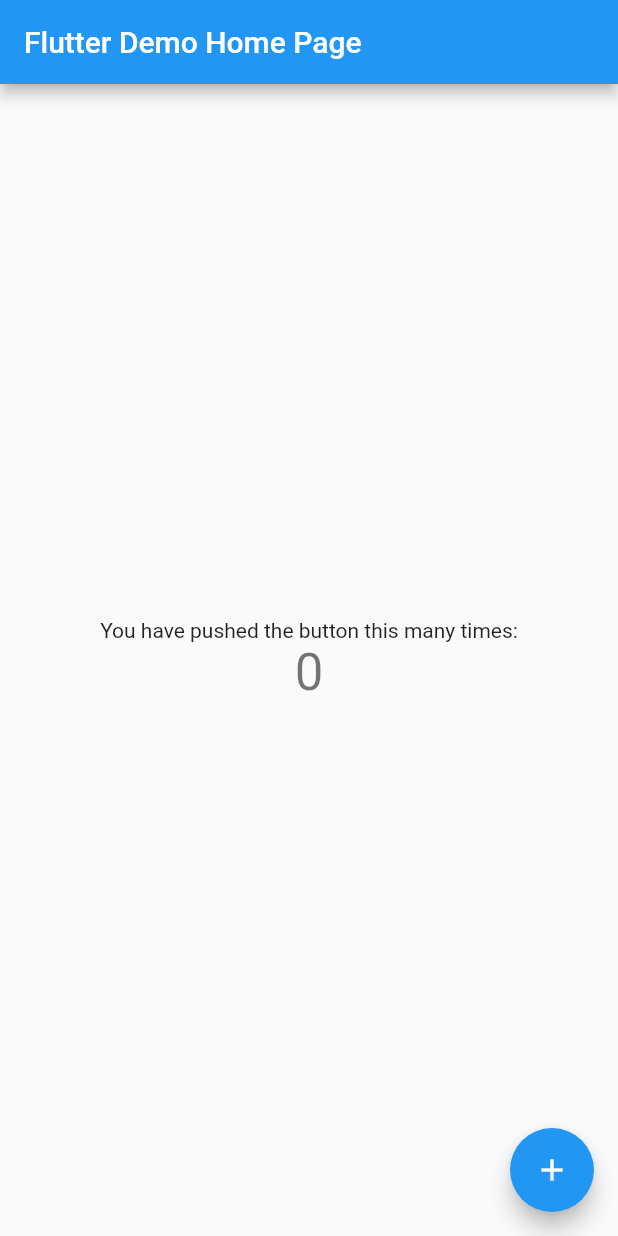
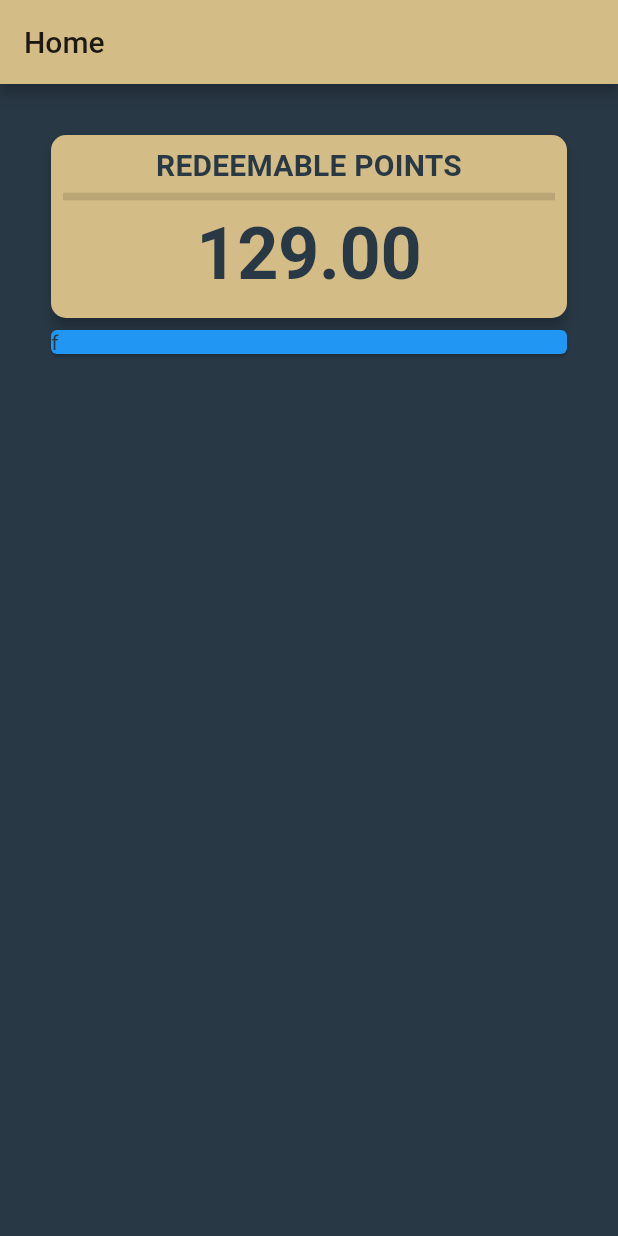
Before and after one commit to carlosumabat/DSC-CLAIM, a Flutter app: the screen it shows after launch, on a phone screen of 412 x 824 dp. Run offline on Flutter 3.47's test engine with Material 2 defaults, Android fonts, the light colour scheme and no system bars.

Commit message:
added palette, typography scheme, reusable CommonCard widget

```diff
--- a/lib/main.dart
+++ b/lib/main.dart
@@ -1,113 +1,137 @@
 import 'package:flutter/material.dart';
 
-void main() {
-  runApp(MyApp());
-}
+void main() => runApp(MyApp());
 
 class MyApp extends StatelessWidget {
-  // This widget is the root of your application.
   @override
   Widget build(BuildContext context) {
     return MaterialApp(
-      title: 'Flutter Demo',
+      title: 'CLAIM',
       theme: ThemeData(
-        // This is the theme of your application.
-        //
-        // Try running your application with "flutter run". You'll see the
-        // application has a blue toolbar. Then, without quitting the app, try
-        // changing the primarySwatch below to Colors.green and then invoke
-        // "hot reload" (press "r" in the console where you ran "flutter run",
-        // or simply save your changes to "hot reload" in a Flutter IDE).
-        // Notice that the counter didn't reset back to zero; the application
-        // is not restarted.
-        primarySwatch: Colors.blue,
+        primaryColor: const Color(0xffd3bc86),
+        accentColor: const Color(0xffdeddc8),
+        scaffoldBackgroundColor: const Color(0xff283845),
+        fontFamily: 'Roboto',
+        textTheme: TextTheme(
+          headline1: TextStyle(fontSize: 96.0, letterSpacing: -1.5),
+          headline4: TextStyle(
+              fontSize: 34.0,
+              fontWeight: FontWeight.normal,
+              letterSpacing: 0.25),
+          headline5: TextStyle(fontSize: 24.0, fontWeight: FontWeight.bold),
+          headline6: TextStyle(
+              fontSize: 20.0, fontWeight: FontWeight.bold, letterSpacing: 0.15),
+          bodyText2: TextStyle(fontSize: 14.0, letterSpacing: 0.25),
+        ).apply(
+          bodyColor: const Color(0xff283845),
+          displayColor: const Color(0xff283845),
+        ),
       ),
-      home: MyHomePage(title: 'Flutter Demo Home Page'),
+      home: Scaffold(
+        body: Center(
+          child: HomeScreen(),
+        ),
+      ),
     );
   }
 }
 
-class MyHomePage extends StatefulWidget {
-  MyHomePage({Key key, this.title}) : super(key: key);
-
-  // This widget is the home page of your application. It is stateful, meaning
-  // that it has a State object (defined below) that contains fields that affect
-  // how it looks.
-
-  // This class is the configuration for the state. It holds the values (in this
-  // case the title) provided by the parent (in this case the App widget) and
-  // used by the build method of the State. Fields in a Widget subclass are
-  // always marked "final".
-
-  final String title;
-
+class HomeScreen extends StatefulWidget {
   @override
-  _MyHomePageState createState() => _MyHomePageState();
+  _HomeScreenState createState() => _HomeScreenState();
 }
 
-class _MyHomePageState extends State<MyHomePage> {
-  int _counter = 0;
-
-  void _incrementCounter() {
-    setState(() {
-      // This call to setState tells the Flutter framework that something has
-      // changed in this State, which causes it to rerun the build method below
-      // so that the display can reflect the updated values. If we changed
-      // _counter without calling setState(), then the build method would not be
-      // called again, and so nothing would appear to happen.
-      _counter++;
-    });
-  }
-
+class _HomeScreenState extends State<HomeScreen> {
   @override
   Widget build(BuildContext context) {
-    // This method is rerun every time setState is called, for instance as done
-    // by the _incrementCounter method above.
-    //
-    // The Flutter framework has been optimized to make rerunning build methods
-    // fast, so that you can just rebuild anything that needs updating rather
-    // than having to individually change instances of widgets.
     return Scaffold(
       appBar: AppBar(
-        // Here we take the value from the MyHomePage object that was created by
-        // the App.build method, and use it to set our appbar title.
-        title: Text(widget.title),
+        title: Text('Home'),
       ),
-      body: Center(
-        // Center is a layout widget. It takes a single child and positions it
-        // in the middle of the parent.
-        child: Column(
-          // Column is also a layout widget. It takes a list of children and
-          // arranges them vertically. By default, it sizes itself to fit its
-          // children horizontally, and tries to be as tall as its parent.
-          //
-          // Invoke "debug painting" (press "p" in the console, choose the
-          // "Toggle Debug Paint" action from the Flutter Inspector in Android
-          // Studio, or the "Toggle Debug Paint" command in Visual Studio Code)
-          // to see the wireframe for each widget.
-          //
-          // Column has various properties to control how it sizes itself and
-          // how it positions its children. Here we use mainAxisAlignment to
-          // center the children vertically; the main axis here is the vertical
-          // axis because Columns are vertical (the cross axis would be
-          // horizontal).
-          mainAxisAlignment: MainAxisAlignment.center,
-          children: <Widget>[
-            Text(
-              'You have pushed the button this many times:',
+      body: ListView(
+        padding: EdgeInsets.all(30),
+        physics: NeverScrollableScrollPhysics(),
+        children: [
+          RedeemablePoints(),
+          Card(
+            color: Colors.blue,
+            child: Container(
+              child: Text(
+                'f',
+              ),
             ),
-            Text(
-              '$_counter',
-              style: Theme.of(context).textTheme.headline4,
-            ),
-          ],
-        ),
+          ),
+        ],
       ),
-      floatingActionButton: FloatingActionButton(
-        onPressed: _incrementCounter,
-        tooltip: 'Increment',
-        child: Icon(Icons.add),
-      ), // This trailing comma makes auto-formatting nicer for build methods.
     );
   }
 }
+
+class RedeemablePoints extends StatefulWidget {
+  @override
+  _RedeemablePointsState createState() => _RedeemablePointsState();
+}
+
+class _RedeemablePointsState extends State<RedeemablePoints> {
+  @override
+  Widget build(BuildContext context) {
+    return CommonCard(
+      color: Theme.of(context).primaryColor,
+      title: 'REDEEMABLE POINTS',
+      child: Text(
+        '129.00',
+        style: TextStyle(
+            fontSize: 48, fontWeight: FontWeight.bold, letterSpacing: -0.25),
+      ),
+    );
+  }
+}
+
+class CommonCard extends StatefulWidget {
+  final String title;
+  final Widget child;
+  final Color color;
+
+  CommonCard(
+      {Key key,
+      @required this.title,
+      @required this.child,
+      @required this.color})
+      : super(key: key);
+
+  @override
+  _CommonCardState createState() => _CommonCardState();
+}
+
+class _CommonCardState extends State<CommonCard> {
+  @override
+  Widget build(BuildContext context) {
+    return Container(
+      child: Card(
+        elevation: 4,
+        color: widget.color,
+        shape: RoundedRectangleBorder(
+          borderRadius: BorderRadius.circular(10),
+        ),
+        child: Container(
+          padding: EdgeInsets.fromLTRB(8, 8, 8, 15),
+          child: Column(
+            children: [
+              Text(
+                widget.title,
+                style: Theme.of(context).textTheme.headline6,
+                textAlign: TextAlign.center,
+              ),
+              const Divider(
+                endIndent: 0.0,
+                height: 20,
+                thickness: 5,
+              ),
+              widget.child,
+            ],
+          ),
+        ),
+      ),
+    );
+  }
+}
```
